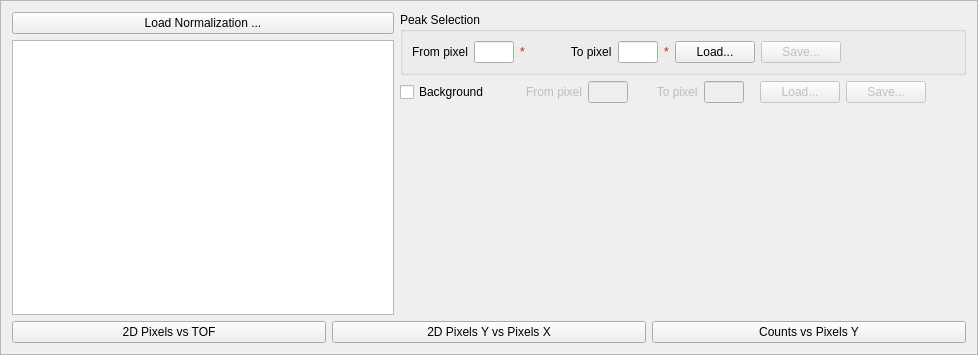
mantidproject/mantid, file Code/Mantid/scripts/Interface/ui/reflectometer/norm_refl.ui: the form before one commit.
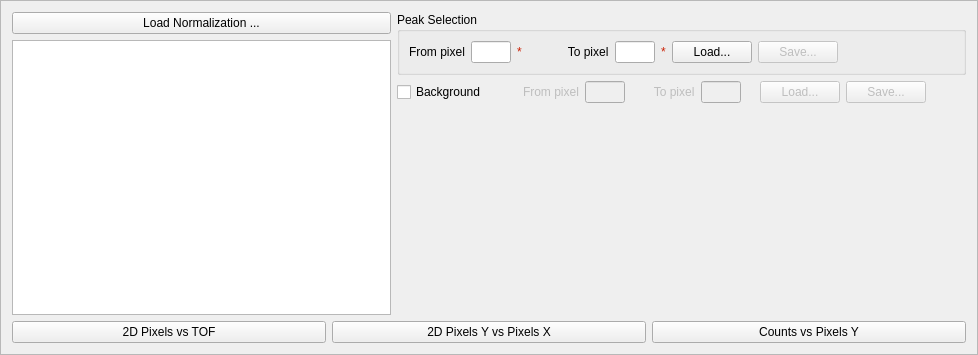
The form after the commit.

Diff of the .ui file:
```diff
--- a/Code/Mantid/scripts/Interface/ui/reflectometer/norm_refl.ui
+++ b/Code/Mantid/scripts/Interface/ui/reflectometer/norm_refl.ui
@@ -1499,7 +1499,7 @@
               </palette>
              </property>
              <property name="text">
-              <string>  </string>
+              <string/>
              </property>
             </widget>
            </item>
@@ -1956,7 +1956,7 @@
               </palette>
              </property>
              <property name="text">
-              <string> </string>
+              <string/>
              </property>
             </widget>
            </item>
```
Left out of the diff: 2 changed lines with no effect on the pictures.
